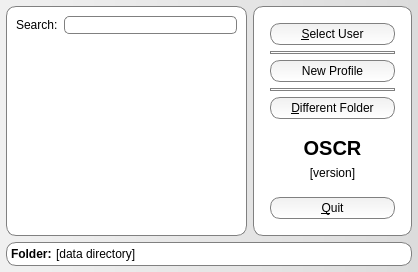
This is oscar/profileselect.ui in operativeF/oscar as Qt 5 draws it before an edit. The edited form follows.
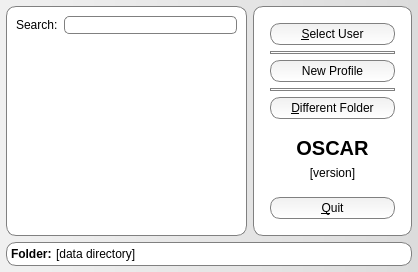
This is the edited form. Icons and pictures are not drawn.

Commit message: Change OSCR to OSCAR in cpp, h, ui, and html files

What changed in the file:
```diff
--- a/oscar/profileselect.ui
+++ b/oscar/profileselect.ui
@@ -271,7 +271,7 @@
            <string notr="true">border: 0px;</string>
           </property>
           <property name="text">
-           <string>OSCR</string>
+           <string>OSCAR</string>
           </property>
           <property name="alignment">
            <set>Qt::AlignCenter</set>
```
Left out of the diff: 6 changed lines with no effect on the pictures. The commit also changes 34 other files.
